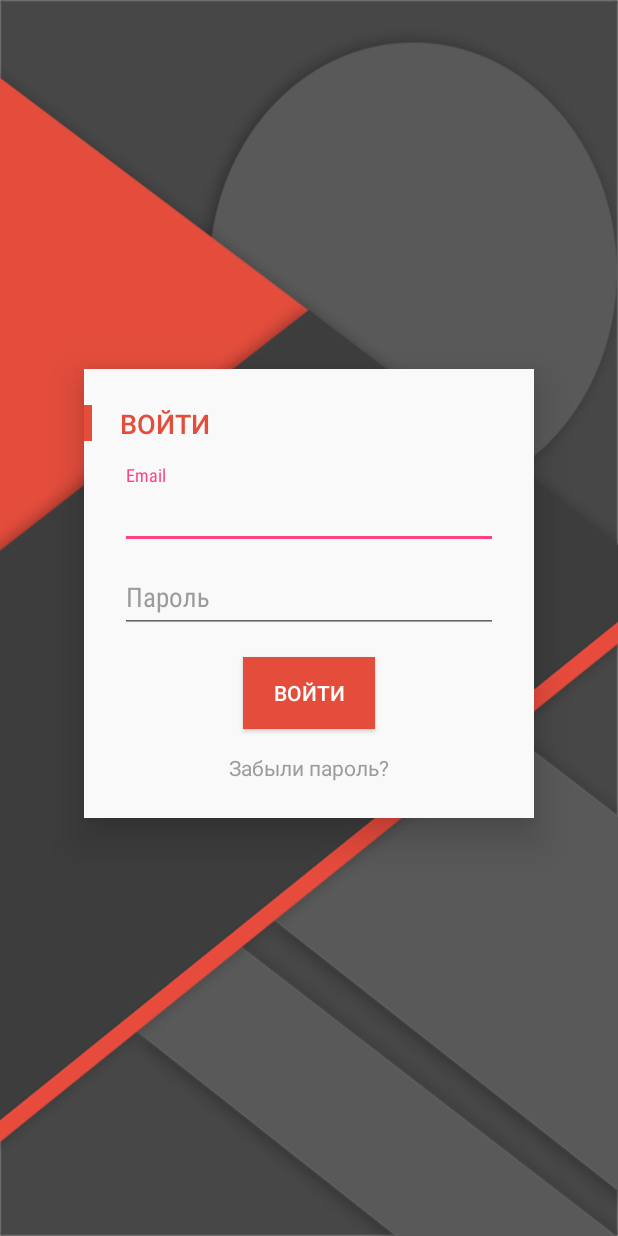
After one commit to TitovArtem/DevIntensive, an Android app: the layout activity_auth.xml on its own in the app's theme, with its tools: preview values and no code run, on a phone screen of 412 x 824 dp. The commit adds this screen. Run offline under Robolectric (Android 15) with nearby library versions, the phone set to English and light mode, and no system bars.

Commit message:
Add auth activity.

```diff
--- a/app/src/main/AndroidManifest.xml
+++ b/app/src/main/AndroidManifest.xml
@@ -2,12 +2,17 @@
 <manifest xmlns:android="http://schemas.android.com/apk/res/android"
     package="com.softdesign.devintensive">
 
-    <uses-permission android:name="android.permission.CAMERA"/>
-    <uses-feature android:name="android.hardware.camera2" android:required="false"/>
-    <uses-feature android:name="android.hardware.camera2.autofocus" android:required="false"/>
+    <uses-permission android:name="android.permission.CAMERA" />
 
-    <uses-permission android:name="android.permission.WRITE_EXTERNAL_STORAGE"/>
-    <uses-permission android:name="android.permission.CALL_PHONE"/>
+    <uses-feature
+        android:name="android.hardware.camera2"
+        android:required="false" />
+    <uses-feature
+        android:name="android.hardware.camera2.autofocus"
+        android:required="false" />
+
+    <uses-permission android:name="android.permission.WRITE_EXTERNAL_STORAGE" />
+    <uses-permission android:name="android.permission.CALL_PHONE" />
 
     <application
         android:name=".utils.DevintensiveApplication"
@@ -16,7 +21,8 @@
         android:label="@string/app_name"
         android:supportsRtl="true"
         android:theme="@style/AppTheme">
-        <activity android:name=".ui.activities.MainActivity">
+        <activity android:name=".ui.activities.MainActivity"></activity>
+        <activity android:name=".ui.activities.AuthActivity">
             <intent-filter>
                 <action android:name="android.intent.action.MAIN" />
 
--- /dev/null
+++ b/app/src/main/java/com/softdesign/devintensive/ui/activities/AuthActivity.java
@@ -0,0 +1,38 @@
+package com.softdesign.devintensive.ui.activities;
+
+import android.content.Context;
+import android.content.Intent;
+import android.support.v7.app.AppCompatActivity;
+import android.os.Bundle;
+import android.view.View;
+import android.view.inputmethod.InputMethodManager;
+import android.widget.Button;
+import android.widget.EditText;
+
+import com.softdesign.devintensive.R;
+
+public class AuthActivity extends BaseActivity implements View.OnClickListener {
+
+    private Button mLoginButton;
+
+    @Override
+    protected void onCreate(Bundle savedInstanceState) {
+        super.onCreate(savedInstanceState);
+        setContentView(R.layout.activity_auth);
+
+        mLoginButton = (Button)findViewById(R.id.auth_login_button);
+        mLoginButton.setOnClickListener(this);
+
+        EditText editText = (EditText) findViewById(R.id.auth_login_email);
+        InputMethodManager imm = (InputMethodManager) getSystemService(Context.INPUT_METHOD_SERVICE);
+        imm.toggleSoftInput(InputMethodManager.SHOW_FORCED, InputMethodManager.HIDE_IMPLICIT_ONLY);
+        editText.requestFocus();
+
+    }
+
+    @Override
+    public void onClick(View view) {
+        Intent intent = new Intent(AuthActivity.this, MainActivity.class);
+        startActivity(intent);
+    }
+}
--- /dev/null
+++ b/app/src/main/res/layout/activity_auth.xml
@@ -0,0 +1,90 @@
+<?xml version="1.0" encoding="utf-8"?>
+<RelativeLayout
+    xmlns:android="http://schemas.android.com/apk/res/android"
+    xmlns:tools="http://schemas.android.com/tools"
+    style="@style/match_parent_width_height"
+    android:background="@drawable/login_bg"
+    android:paddingBottom="@dimen/spacing_medium_32"
+    android:paddingLeft="@dimen/spacing_medium_32"
+    android:paddingRight="@dimen/spacing_medium_32"
+    android:gravity="center"
+    tools:context="com.softdesign.devintensive.ui.activities.AuthActivity">
+    <LinearLayout
+        style="@style/match_parent_width_wrap_content_height"
+        android:background="#f9f9f9"
+        android:orientation="vertical"
+        android:paddingBottom="@dimen/spacing_medial_24"
+        android:paddingTop="@dimen/spacing_medial_24"
+        android:layout_marginLeft="@dimen/spacing_medial_24"
+        android:layout_marginRight="@dimen/spacing_medial_24"
+        android:elevation="@dimen/spacing_normal_16">
+
+        <RelativeLayout style="@style/match_parent_width_wrap_content_height">
+            <View
+                android:id="@+id/left_block"
+                android:layout_width="5dp"
+                android:layout_height="@dimen/spacing_medial_24"
+                android:layout_alignParentLeft="true"
+                android:layout_alignParentTop="true"
+                android:background="@color/material_red"/>
+            <TextView
+                style="@style/match_parent_width_wrap_content_height"
+                android:layout_marginLeft="@dimen/spacing_medial_24"
+                android:layout_marginRight="@dimen/spacing_medial_24"
+                android:layout_alignBottom="@id/left_block"
+                android:fontFamily="sans-serif-medium"
+                android:text="@string/activity_auth_login"
+                android:textColor="@color/material_red"
+                android:textSize="18sp"/>
+        </RelativeLayout>
+
+        <android.support.design.widget.TextInputLayout
+            style="@style/match_parent_width_wrap_content_height"
+            android:layout_marginLeft="@dimen/spacing_medial_24"
+            android:layout_marginRight="@dimen/spacing_medial_24"
+            android:layout_marginTop="@dimen/spacing_normal_16"
+            android:fontFamily="sans-serif-condensed"
+            android:hint="@string/activity_auth_email_hint"
+            android:textColorHint="@color/grey_light">
+            <EditText
+                android:id="@+id/auth_login_email"
+                style="@style/match_parent_width_wrap_content_height"
+                android:inputType="textEmailAddress"
+                android:focusable="true"
+                android:fontFamily="sans-serif-condensed"
+                android:textColor="@color/grey"/>
+        </android.support.design.widget.TextInputLayout>
+
+        <android.support.design.widget.TextInputLayout
+            style="@style/match_parent_width_wrap_content_height"
+            android:layout_marginLeft="@dimen/spacing_medial_24"
+            android:layout_marginRight="@dimen/spacing_medial_24"
+            android:fontFamily="sans-serif-condensed"
+            android:textColorHint="@color/grey_light">
+            <EditText
+                android:id="@+id/auth_login_password"
+                android:layout_width="match_parent"
+                android:layout_height="wrap_content"
+                android:focusable="true"
+                android:fontFamily="sans-serif-condensed"
+                android:hint="@string/activity_auth_password_hint"
+                android:inputType="textPassword"/>
+        </android.support.design.widget.TextInputLayout>
+
+        <Button
+            android:id="@+id/auth_login_button"
+            style="@style/wrap_content_width_height"
+            android:layout_marginBottom="@dimen/spacing_normal_16"
+            android:layout_marginTop="@dimen/spacing_normal_16"
+            android:background="@color/material_red"
+            android:text="@string/activity_auth_login"
+            android:layout_gravity="center"
+            android:textColor="@color/white"/>
+        <TextView
+            android:id="@+id/auth_password_remain"
+            style="@style/wrap_content_width_height"
+            android:layout_gravity="center"
+            android:text="@string/activity_auth_remain_password"
+            android:textColor="@color/grey_light"/>
+    </LinearLayout>
+</RelativeLayout>
--- a/app/src/main/res/values/colors.xml
+++ b/app/src/main/res/values/colors.xml
@@ -10,4 +10,6 @@
 
     <color name="black">#000000</color>
     <color name="white">#ffffff</color>
+
+    <color name="material_red">#e44d3c</color>
 </resources>
--- a/app/src/main/res/values/strings.xml
+++ b/app/src/main/res/values/strings.xml
@@ -24,4 +24,9 @@
     <string name="user_profile_dialog_title">Изменить фотографию профиля</string>
     <string name="user_profile_image_choose_msg">выберите изображение</string>
     <string name="user_profile_app_permessions_request">Для корректной работы приложения необходимо предоставить требуемые разрешения</string>
+    <string name="activity_auth_login">ВОЙТИ</string>
+    <string name="activity_auth_password_hint">Пароль</string>
+    <string name="activity_auth_email_hint">Email</string>
+    <string name="activity_auth_remain_password">Забыли пароль?</string>
+
 </resources>
```
Also changed, not shown: app/src/main/res/drawable-hdpi/login_bg.jpg (added), app/src/main/res/drawable-hdpi/nav_header_bg.jpg (added), app/src/main/res/drawable-hdpi/user_bg.jpg (added), app/src/main/res/drawable-mdpi/login_bg.jpg (added), app/src/main/res/drawable-mdpi/nav_header_bg.jpg (added), app/src/main/res/drawable-mdpi/user_bg.jpg (added), app/src/main/res/drawable-xhdpi/login_bg.jpg (added), app/src/main/res/drawable-xhdpi/nav_header_bg.jpg (added), app/src/main/res/drawable-xhdpi/user_bg.jpg (added), app/src/main/res/drawable-xxhdpi/login_bg.jpg (added), app/src/main/res/drawable-xxhdpi/nav_header_bg.jpg (added), app/src/main/res/drawable-xxhdpi/user_bg.jpg (added), app/src/main/res/drawable-xxxhdpi/login_bg.jpg (added), app/src/main/res/drawable-xxxhdpi/nav_header_bg.jpg (added), 1 more files.
